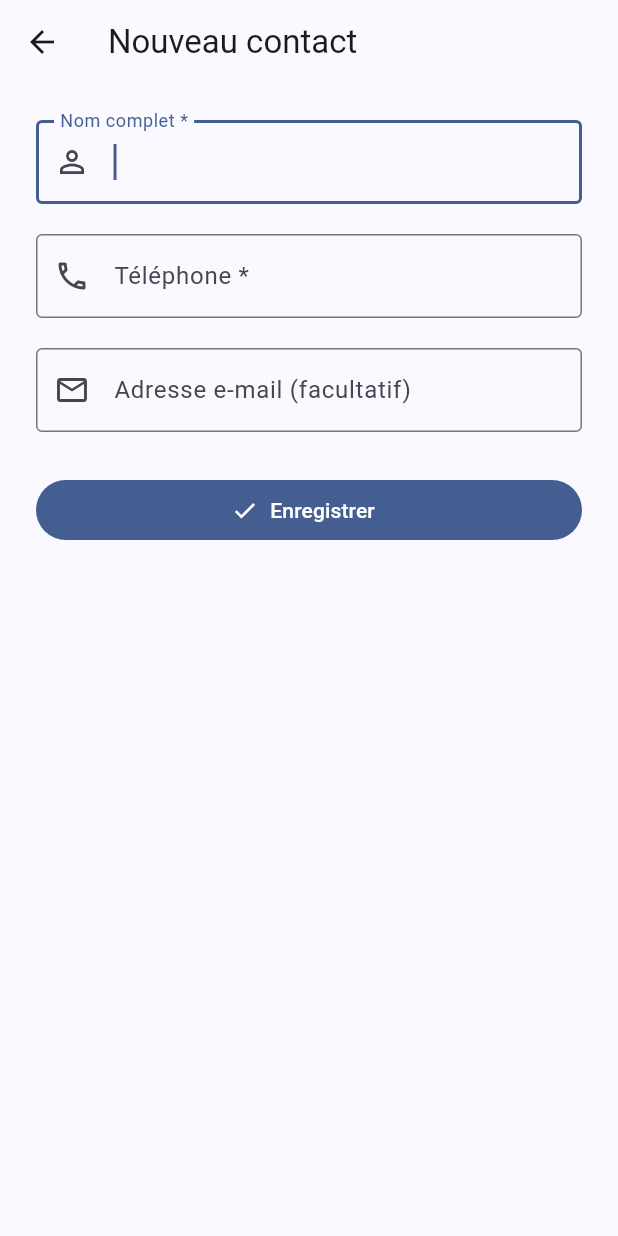
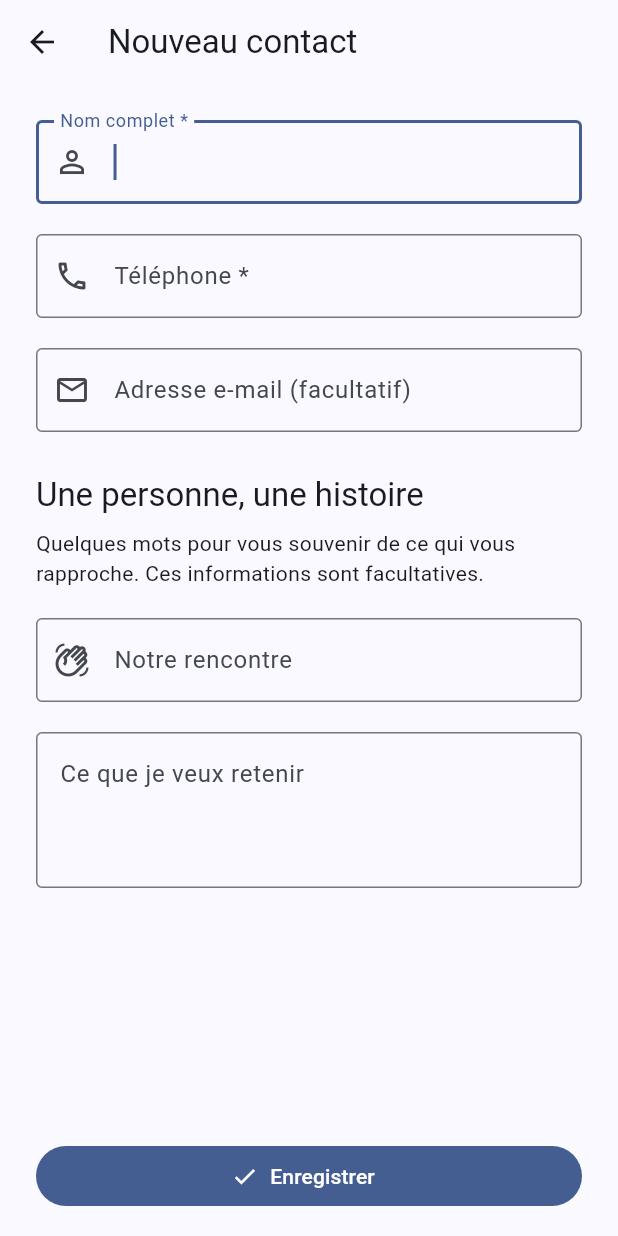
Before and after one commit to Mgreat01/mini_contact, a Flutter app: the ContactForm screen opened directly, on a phone screen of 412 x 824 dp. Run offline on Flutter 3.47's test engine with Material 3 defaults, Android fonts, the phone set to English and light mode, and no system bars; our stand-ins replace shared_preferences; accounts and stored records are empty.

Commit message:
feat(contacts): conserver le contexte de rencontre et les souvenirs

```diff
--- a/lib/features/contacts/domain/contact.dart
+++ b/lib/features/contacts/domain/contact.dart
@@ -4,22 +4,30 @@ class Contact {
     required this.name,
     required this.phone,
     this.email = '',
+    this.meetingContext = '',
+    this.notes = '',
   });
   final String id;
   final String name;
   final String phone;
   final String email;
+  final String meetingContext;
+  final String notes;
 
   Map<String, dynamic> toJson() => {
     'id': id,
     'name': name,
     'phone': phone,
     'email': email,
+    'meetingContext': meetingContext,
+    'notes': notes,
   };
   factory Contact.fromJson(Map<String, dynamic> json) => Contact(
     id: json['id'] as String,
     name: json['name'] as String,
     phone: json['phone'] as String,
     email: json['email'] as String? ?? '',
+    meetingContext: json['meetingContext'] as String? ?? '',
+    notes: json['notes'] as String? ?? '',
   );
 }
--- a/lib/features/contacts/presentation/contact_form.dart
+++ b/lib/features/contacts/presentation/contact_form.dart
@@ -13,12 +13,18 @@ class _ContactFormState extends State<ContactForm> {
   late final _name = TextEditingController(text: widget.contact?.name);
   late final _phone = TextEditingController(text: widget.contact?.phone);
   late final _email = TextEditingController(text: widget.contact?.email);
+  late final _meetingContext = TextEditingController(
+    text: widget.contact?.meetingContext,
+  );
+  late final _notes = TextEditingController(text: widget.contact?.notes);
 
   @override
   void dispose() {
     _name.dispose();
     _phone.dispose();
     _email.dispose();
+    _meetingContext.dispose();
+    _notes.dispose();
     super.dispose();
   }
 
@@ -33,6 +39,8 @@ class _ContactFormState extends State<ContactForm> {
         name: _name.text.trim(),
         phone: _phone.text.trim(),
         email: _email.text.trim(),
+        meetingContext: _meetingContext.text.trim(),
+        notes: _notes.text.trim(),
       ),
     );
   }
@@ -87,8 +95,7 @@ class _ContactFormState extends State<ContactForm> {
               TextFormField(
                 controller: _email,
                 keyboardType: TextInputType.emailAddress,
-                textInputAction: TextInputAction.done,
-                onFieldSubmitted: (_) => _submit(),
+                textInputAction: TextInputAction.next,
                 decoration: const InputDecoration(
                   labelText: 'Adresse e-mail (facultatif)',
                   prefixIcon: Icon(Icons.email_outlined),
@@ -103,15 +110,51 @@ class _ContactFormState extends State<ContactForm> {
                     : null,
               ),
               const SizedBox(height: 28),
-              FilledButton.icon(
-                onPressed: _submit,
-                icon: const Icon(Icons.check),
-                label: const Text('Enregistrer'),
+              Text(
+                'Une personne, une histoire',
+                style: Theme.of(context).textTheme.titleLarge,
+              ),
+              const SizedBox(height: 8),
+              const Text(
+                'Quelques mots pour vous souvenir de ce qui vous rapproche. '
+                'Ces informations sont facultatives.',
+              ),
+              const SizedBox(height: 20),
+              TextFormField(
+                controller: _meetingContext,
+                textCapitalization: TextCapitalization.sentences,
+                minLines: 1,
+                maxLines: 3,
+                decoration: const InputDecoration(
+                  labelText: 'Notre rencontre',
+                  hintText: 'À l’atelier de cuisine, en juin…',
+                  prefixIcon: Icon(Icons.waving_hand_outlined),
+                ),
+              ),
+              const SizedBox(height: 20),
+              TextFormField(
+                controller: _notes,
+                textCapitalization: TextCapitalization.sentences,
+                minLines: 3,
+                maxLines: 8,
+                decoration: const InputDecoration(
+                  labelText: 'Ce que je veux retenir',
+                  hintText: 'Ses passions, un souvenir partagé…',
+                  alignLabelWithHint: true,
+                ),
               ),
             ],
           ),
         ),
       ),
     ),
+    bottomNavigationBar: SafeArea(
+      minimum: const EdgeInsets.fromLTRB(24, 12, 24, 16),
+      child: FilledButton.icon(
+        onPressed: _submit,
+        icon: const Icon(Icons.check),
+        label: const Text('Enregistrer'),
+      ),
+    ),
   );
 }
```
Also changed, not shown: 1 other file.
